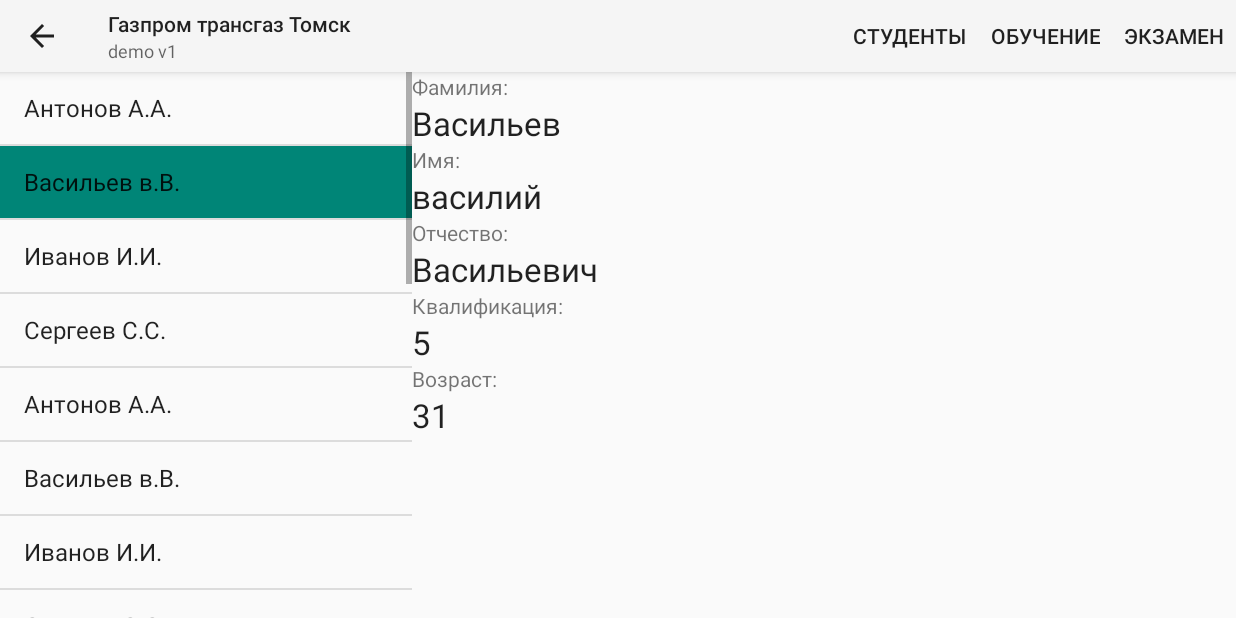
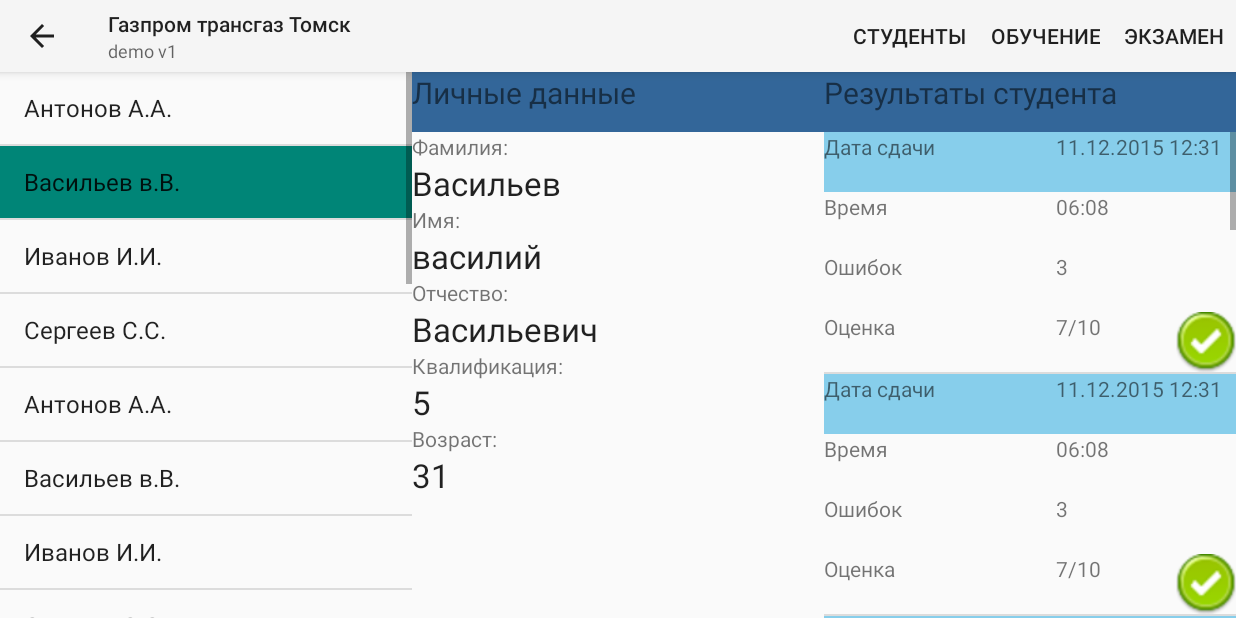
Before and after one commit to abones/EducationDemo, an Android app: the StudentsActivity screen opened directly, with no data from a screen before it, after a tap on an icon or button, on a phone screen of 824 x 412 dp (held sideways). Run offline under Robolectric (Android 15) with nearby library versions, the phone set to English and light mode, and no system bars; 1 other tap on this screen came first.

Commit message:
Фэйковые данные о результатах студентов

```diff
--- /dev/null
+++ b/mobile/src/main/java/ru/sibhtc/educationdemo/adapters/DetailResultItemAdapter.java
@@ -0,0 +1,78 @@
+package ru.sibhtc.educationdemo.adapters;
+
+import android.app.Activity;
+import android.content.Context;
+import android.graphics.Color;
+import android.view.LayoutInflater;
+import android.view.View;
+import android.view.ViewGroup;
+import android.widget.ArrayAdapter;
+import android.widget.ImageView;
+import android.widget.ProgressBar;
+import android.widget.TextView;
+
+import java.util.ArrayList;
+import java.util.Date;
+
+import ru.sibhtc.educationdemo.R;
+import ru.sibhtc.educationdemo.adapters.holders.DetailResultItemHolder;
+import ru.sibhtc.educationdemo.constants.MessageStrings;
+import ru.sibhtc.educationdemo.helpers.GlobalHelper;
+import ru.sibhtc.educationdemo.models.EventResultModel;
+import ru.sibhtc.educationdemo.models.Step;
+
+/**
+ * Created by nikpodrivnik on 28/09/15.
+ */
+public class DetailResultItemAdapter extends ArrayAdapter<EventResultModel> {
+    private Context context;
+    private int waitLayoutResourceId;
+    private ArrayList<EventResultModel> data = null;
+
+    public DetailResultItemAdapter(Context context, int waitingLayoutResource, ArrayList<EventResultModel> data) {
+        super(context, waitingLayoutResource, data);
+        this.waitLayoutResourceId = waitingLayoutResource;
+        this.context = context;
+        this.data = data;
+
+    }
+
+    @Override
+    public View getView(int position, View convertView, ViewGroup parent) {
+        View row = convertView;
+        DetailResultItemHolder holder = null;
+        int layoutId = 0;
+
+        if (row == null) {
+            LayoutInflater inflater = ((Activity) context).getLayoutInflater();
+            row = inflater.inflate(waitLayoutResourceId, parent, false);
+
+            holder = new DetailResultItemHolder();
+            holder.setDateEvent((TextView) row.findViewById(R.id.date_event_value));
+            holder.setTimeResult((TextView) row.findViewById(R.id.time_result_value));
+            holder.setErrorCount((TextView) row.findViewById(R.id.error_count_value));
+            holder.setResultRating((TextView) row.findViewById(R.id.result_rating_value));
+            holder.setResultRatingImage((ImageView) row.findViewById(R.id.result_rating_image));
+
+
+            row.setTag(holder);
+        } else {
+            holder = (DetailResultItemHolder) row.getTag();
+        }
+
+        holder.getResultRatingImage().setImageResource(R.mipmap.success);
+
+        holder.getDateEvent().setText("11.12.2015 12:31");
+        holder.getTimeResult().setText("06:08");
+        holder.getErrorCount().setText("3");
+        holder.getResultRating().setText("7/10");
+        return row;
+    }
+
+
+    public synchronized void refreshAdapter(EventResultModel eventResultModel) {
+
+        notifyDataSetChanged();
+    }
+
+}
--- /dev/null
+++ b/mobile/src/main/java/ru/sibhtc/educationdemo/adapters/holders/DetailResultItemHolder.java
@@ -0,0 +1,55 @@
+package ru.sibhtc.educationdemo.adapters.holders;
+
+import android.widget.ImageView;
+import android.widget.TextView;
+
+/**
+ * Created by nikpodrivnik on 29/09/15.
+ */
+public class DetailResultItemHolder {
+    private TextView dateEvent;
+    private TextView timeResult;//время сдачи в минутах
+    private TextView errorCount;
+    private TextView resultRating;
+    private ImageView resultRatingImage;
+
+    public TextView getDateEvent() {
+        return dateEvent;
+    }
+
+    public void setDateEvent(TextView dateEvent) {
+        this.dateEvent = dateEvent;
+    }
+
+    public TextView getTimeResult() {
+        return timeResult;
+    }
+
+    public void setTimeResult(TextView timeResult) {
+        this.timeResult = timeResult;
+    }
+
+    public TextView getErrorCount() {
+        return errorCount;
+    }
+
+    public void setErrorCount(TextView errorCount) {
+        this.errorCount = errorCount;
+    }
+
+    public TextView getResultRating() {
+        return resultRating;
+    }
+
+    public void setResultRating(TextView resultRating) {
+        this.resultRating = resultRating;
+    }
+
+    public ImageView getResultRatingImage() {
+        return resultRatingImage;
+    }
+
+    public void setResultRatingImage(ImageView resultRatingImage) {
+        this.resultRatingImage = resultRatingImage;
+    }
+}
--- /dev/null
+++ b/mobile/src/main/java/ru/sibhtc/educationdemo/fragments/DetailsResultFragment.java
@@ -0,0 +1,67 @@
+package ru.sibhtc.educationdemo.fragments;
+
+import android.app.Fragment;
+import android.os.Bundle;
+import android.view.LayoutInflater;
+import android.view.View;
+import android.view.ViewGroup;
+import android.widget.ListView;
+
+import java.util.ArrayList;
+
+import ru.sibhtc.educationdemo.R;
+import ru.sibhtc.educationdemo.adapters.DetailResultItemAdapter;
+
+import ru.sibhtc.educationdemo.models.EventResultModel;
+
+
+/**
+ * Created by nikpodrivnik on 28/09/15.
+ */
+public class DetailsResultFragment extends Fragment {
+
+    public static DetailsResultFragment newInstance(int index) {
+        DetailsResultFragment f = new DetailsResultFragment();
+
+        // Supply index input as an argument.
+        Bundle args = new Bundle();
+        args.putInt("index", index);
+        f.setArguments(args);
+
+        return f;
+    }
+
+    public int getShownIndex() {
+        return getArguments().getInt("index", 0);
+    }
+
+
+    @Override
+    public View onCreateView(LayoutInflater inflater, ViewGroup container,
+                             Bundle savedInstanceState) {
+        if (container == null) {
+            return null;
+        }
+
+        View view = inflater.inflate(R.layout.details_result_fragment, container, false);
+
+
+        //заглушка для резултатов тестирования
+        ArrayList<EventResultModel> eventResultModels = new ArrayList<>();
+
+        for (int i = 0; i < 10; i++)
+        {
+
+            eventResultModels.add(new EventResultModel());
+        }
+        ListView listDetailResult;
+        listDetailResult = (ListView) view.findViewById(R.id.resultList);
+        DetailResultItemAdapter adapter = new DetailResultItemAdapter(getActivity(), R.layout.details_result_list_item, eventResultModels);
+        adapter.setNotifyOnChange(true);
+        listDetailResult.setAdapter(adapter);
+        adapter.notifyDataSetChanged();
+
+        return view;
+    }
+
+}
--- a/mobile/src/main/java/ru/sibhtc/educationdemo/fragments/TitlesFragment.java
+++ b/mobile/src/main/java/ru/sibhtc/educationdemo/fragments/TitlesFragment.java
@@ -64,18 +64,12 @@ public class TitlesFragment extends ListFragment {
         mCurCheckPosition = index;
 
         if (mDualPane) {
-            // We can display everything in-place with fragments, so update
-            // the list to highlight the selected item and show the data.
             getListView().setItemChecked(index, true);
 
-            // Check what fragment is currently shown, replace if needed.
             DetailsFragment details = (DetailsFragment)getFragmentManager().findFragmentById(R.id.details);
             if (details == null || details.getShownIndex() != index) {
-                // Make new fragment to show this selection.
                 details = DetailsFragment.newInstance(index);
 
-                // Execute a transaction, replacing any existing fragment
-                // with this one inside the frame.
                 FragmentTransaction ft = getFragmentManager().beginTransaction();
                 if (index == 0) {
                     ft.replace(R.id.details, details);
@@ -85,6 +79,20 @@ public class TitlesFragment extends ListFragment {
                 ft.setTransition(FragmentTransaction.TRANSIT_FRAGMENT_FADE);
                 ft.commit();
             }
+
+            DetailsResultFragment detailsResultFragment = (DetailsResultFragment)getFragmentManager().findFragmentById(R.id.details_result);
+            if (detailsResultFragment == null || detailsResultFragment.getShownIndex() != index) {
+                detailsResultFragment = DetailsResultFragment.newInstance(index);
+
+                FragmentTransaction ft = getFragmentManager().beginTransaction();
+                if (index == 0) {
+                    ft.replace(R.id.details_result, detailsResultFragment);
+                } else {
+                    ft.replace(R.id.details_result, detailsResultFragment);
+                }
+                ft.setTransition(FragmentTransaction.TRANSIT_FRAGMENT_FADE);
+                ft.commit();
+            }
         }
     }
 }
--- a/mobile/src/main/res/layout/activity_students.xml
+++ b/mobile/src/main/res/layout/activity_students.xml
@@ -10,7 +10,7 @@
         android:layout_width="fill_parent"
         android:layout_height="fill_parent"
         android:weightSum="3"
-        >
+        android:baselineAligned="false">
 
         <fragment
             android:id="@+id/titles"
@@ -28,7 +28,7 @@
             android:background="?android:attr/detailsElementBackground" />
 
         <FrameLayout
-            android:id="@+id/last_result"
+            android:id="@+id/details_result"
             android:layout_width="0dp"
             android:layout_height="fill_parent"
             android:layout_weight="1.0"
--- a/mobile/src/main/res/layout/details_fragment.xml
+++ b/mobile/src/main/res/layout/details_fragment.xml
@@ -2,7 +2,13 @@
 <LinearLayout xmlns:android="http://schemas.android.com/apk/res/android"
     android:orientation="vertical" android:layout_width="match_parent"
     android:layout_height="match_parent">
-
+    <TextView
+        android:layout_width="fill_parent"
+        android:layout_height="40dp"
+        android:background="#336699"
+        android:text="Личные данные"
+        android:textSize="20sp"
+        android:textAlignment="center"/>
     <TextView
         android:layout_width="wrap_content"
         android:layout_height="wrap_content"
--- /dev/null
+++ b/mobile/src/main/res/layout/details_result_fragment.xml
@@ -0,0 +1,19 @@
+<?xml version="1.0" encoding="utf-8"?>
+<LinearLayout xmlns:android="http://schemas.android.com/apk/res/android"
+    android:layout_width="match_parent"
+    android:layout_height="match_parent"
+    android:orientation="vertical">
+
+    <TextView
+        android:layout_width="fill_parent"
+        android:layout_height="40dp"
+        android:background="#336699"
+        android:text="@string/details_result_caption"
+        android:textAlignment="center"
+        android:textSize="20sp" />
+
+    <ListView
+        android:id="@+id/resultList"
+        android:layout_width="match_parent"
+        android:layout_height="wrap_content" />
+</LinearLayout>
--- /dev/null
+++ b/mobile/src/main/res/layout/details_result_list_item.xml
@@ -0,0 +1,82 @@
+<?xml version="1.0" encoding="utf-8"?>
+<RelativeLayout xmlns:android="http://schemas.android.com/apk/res/android"
+    android:layout_width="fill_parent"
+    android:layout_height="fill_parent" >
+
+    <TextView
+        android:id="@+id/date_event"
+        android:layout_width="120dp"
+        android:layout_height="40dp"
+        android:text="@string/detail_result_date_event"
+        android:layout_alignParentStart="true"
+        android:layout_toStartOf="@+id/date_event_value"
+        android:background="#87CEEB"/>
+    <TextView
+        android:id="@+id/date_event_value"
+        android:layout_width="120dp"
+        android:layout_height="40dp"
+        android:layout_alignParentTop="true"
+        android:layout_alignParentEnd="true"
+        android:background="#87CEEB"/>
+
+
+    <TextView
+        android:id="@+id/time_result_value"
+        android:layout_width="120dp"
+        android:layout_height="40dp"
+        android:text=""
+        android:layout_below="@+id/date_event"
+        android:layout_toEndOf="@+id/date_event" />
+
+
+    <TextView
+        android:id="@+id/time_result"
+        android:layout_width="120dp"
+        android:layout_height="40dp"
+        android:text="@string/detail_result_time_result"
+        android:layout_below="@+id/date_event"
+        android:layout_alignParentStart="true"
+        android:layout_toStartOf="@id/time_result_value" />
+    <TextView
+        android:id="@+id/error_count_value"
+        android:layout_width="120dp"
+        android:layout_height="40dp"
+        android:text=""
+        android:layout_below="@+id/time_result"
+        android:layout_toEndOf="@+id/time_result" />
+
+
+    <TextView
+        android:id="@+id/error_count"
+        android:layout_width="120dp"
+        android:layout_height="40dp"
+        android:text="@string/detail_result_error_count"
+        android:layout_below="@+id/time_result"
+        android:layout_alignParentStart="true"
+        android:layout_toStartOf="@id/error_count_value" />
+
+    <TextView
+        android:id="@+id/result_rating_value"
+        android:layout_width="120dp"
+        android:layout_height="40dp"
+        android:layout_below="@+id/error_count"
+        android:layout_toEndOf="@+id/error_count"
+
+        android:text=""/>
+
+    <TextView
+        android:id="@+id/result_rating"
+        android:layout_width="120dp"
+        android:layout_height="40dp"
+        android:text="@string/detail_result_result_rating"
+        android:layout_below="@+id/error_count"
+        android:layout_alignParentStart="true"
+        android:layout_toStartOf="@id/result_rating_value" />
+    <ImageView
+        android:id="@+id/result_rating_image"
+        android:layout_width="40dp"
+        android:layout_height="40dp"
+        android:layout_below="@+id/error_count_value"
+        android:layout_alignParentEnd="true"
+        android:contentDescription="" />
+</RelativeLayout>
--- a/mobile/src/main/res/values/strings.xml
+++ b/mobile/src/main/res/values/strings.xml
@@ -16,4 +16,9 @@
 
 
     <string name="url_parameters">http://109.123.141.47/</string>
+    <string name="detail_result_date_event">Дата сдачи</string>
+    <string name="detail_result_time_result">Время</string>
+    <string name="detail_result_error_count">Ошибок</string>
+    <string name="detail_result_result_rating">Оценка</string>
+    <string name="details_result_caption">Результаты студента</string>
 </resources>
--- a/mobile/src/main/res/values/styles.xml
+++ b/mobile/src/main/res/values/styles.xml
@@ -2,7 +2,6 @@
 
     <!-- Base application theme. -->
     <style name="AppTheme" parent="Theme.AppCompat.Light.DarkActionBar">
-
     </style>
 
 
```
Also changed, not shown: mobile/src/main/java/ru/sibhtc/educationdemo/adapters/StepAdapter.java (+25 -43 lines), mobile/src/main/java/ru/sibhtc/educationdemo/adapters/holders/StepHolder.java (added, +58 -0 lines), mobile/src/main/java/ru/sibhtc/educationdemo/fragments/DetailsFragment.java (+0 -7 lines), mobile/src/main/java/ru/sibhtc/educationdemo/models/EventResultModel.java (added, +45 -0 lines), mobile/src/main/res/layout/fragment_learning.xml (+22 -19 lines).
